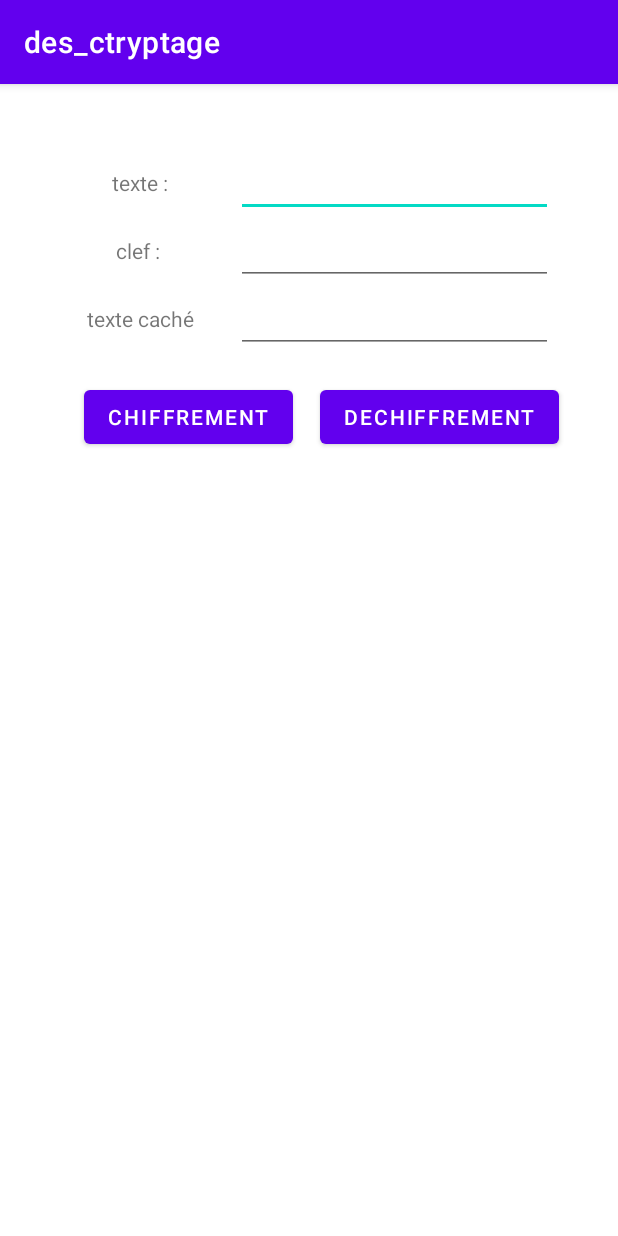
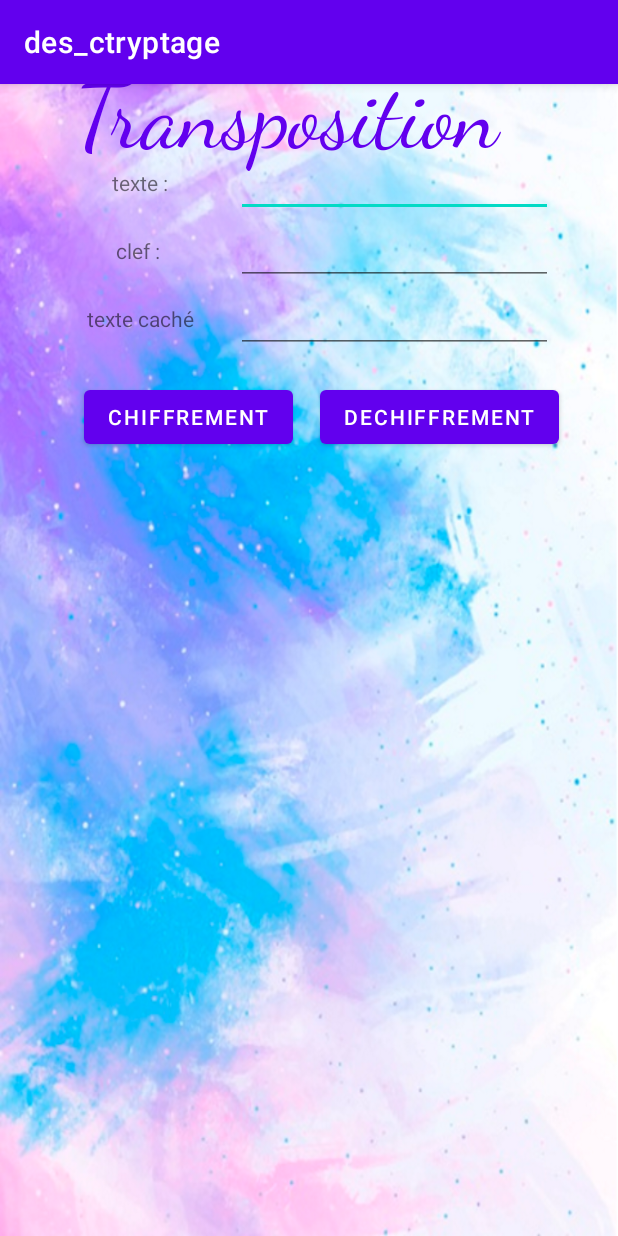
Before and after one commit to Devime/des_ctryptage, an Android app: the Transpositionrect screen opened directly, with no data from a screen before it, on a phone screen of 412 x 824 dp. Run offline under Robolectric (Android 15) with nearby library versions, the phone set to English and light mode, and no system bars; Roboto replaces fonts that are not available here.

Commit message:
transposition reglage

```diff
--- a/app/src/main/java/com/example/des_ctryptage/Vigenere.kt
+++ b/app/src/main/java/com/example/des_ctryptage/Vigenere.kt
@@ -36,9 +36,6 @@ class Vigenere : AppCompatActivity() {
         }
         return builder.toString()
     }
-
-
-
     fun decoder(s: String, key: String): String {
         val builder = StringBuilder()
         for (i in 0 until s.length) {
--- a/app/src/main/res/layout/activity_transpositionrect.xml
+++ b/app/src/main/res/layout/activity_transpositionrect.xml
@@ -4,7 +4,20 @@
     xmlns:tools="http://schemas.android.com/tools"
     android:layout_width="match_parent"
     android:layout_height="match_parent"
-    tools:context=".Transpositionrect">
+    tools:context=".Transpositionrect"
+    android:background="@drawable/hdpi">
+    <TextView
+        android:id="@+id/titre"
+        android:layout_width="wrap_content"
+        android:layout_height="wrap_content"
+        android:fontFamily="cursive"
+        android:text="Transposition  "
+        android:textSize="60sp"
+        android:textColor="@color/purple_500"
+        app:layout_constraintBottom_toTopOf="@id/transin"
+        app:layout_constraintLeft_toLeftOf="parent"
+        app:layout_constraintRight_toRightOf="parent"
+        app:layout_constraintTop_toTopOf="parent" />
 
     <EditText
         android:id="@+id/transin"
@@ -71,10 +84,11 @@
         android:id="@+id/transtable"
         android:layout_width="361dp"
         android:layout_height="411dp"
+        android:layout_marginTop="50dp"
         android:layout_marginStart="28dp"
-        android:layout_marginBottom="75dp"
         app:layout_constraintBottom_toBottomOf="parent"
-        app:layout_constraintStart_toStartOf="parent">
+        app:layout_constraintLeft_toLeftOf="parent"
+        app:layout_constraintTop_toBottomOf="@id/transbt">
 
     </TableLayout>
 
```
